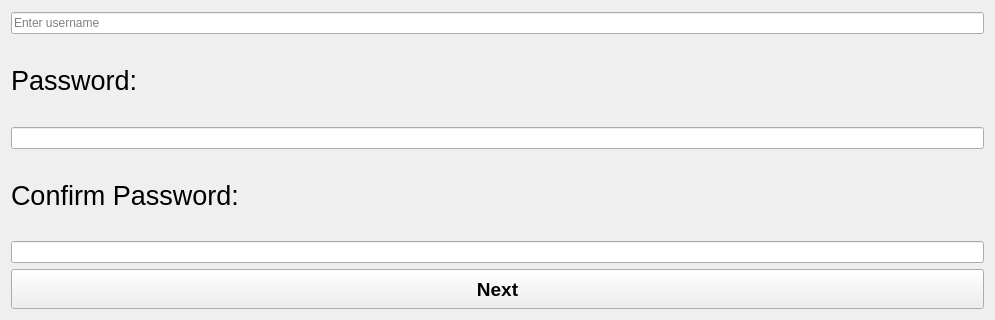
n1cef/kraken_installer, file user.ui: the form before one commit; both pictures show x 0 to 995 and y 286 to 606 of the 995 by 606 pixel window.
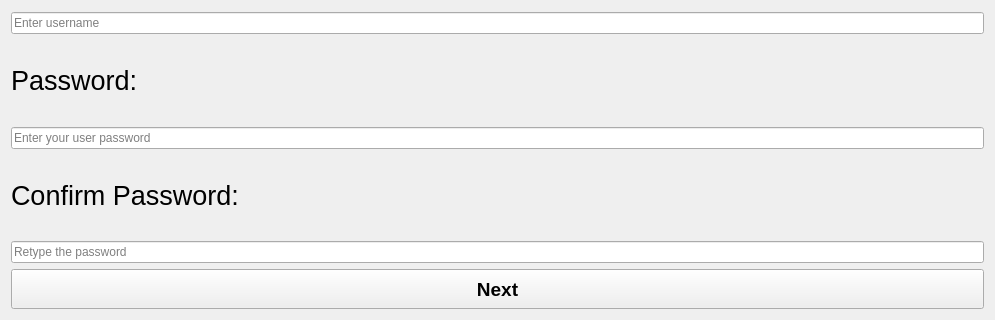
The form after the commit.

Commit message: On your feet soldier , We are leaving

Diff of the .ui file:
```diff
--- a/user.ui
+++ b/user.ui
@@ -93,6 +93,9 @@
      <property name="echoMode">
       <enum>QLineEdit::EchoMode::Password</enum>
      </property>
+     <property name="placeholderText">
+      <string>Enter your user password </string>
+     </property>
     </widget>
    </item>
    <item>
@@ -112,6 +115,9 @@
      <property name="echoMode">
       <enum>QLineEdit::EchoMode::Password</enum>
      </property>
+     <property name="placeholderText">
+      <string>Retype the password</string>
+     </property>
     </widget>
    </item>
    <item>
```
Left out of the diff: 2 changed lines with no effect on the pictures. The commit also changes 13 other files.
